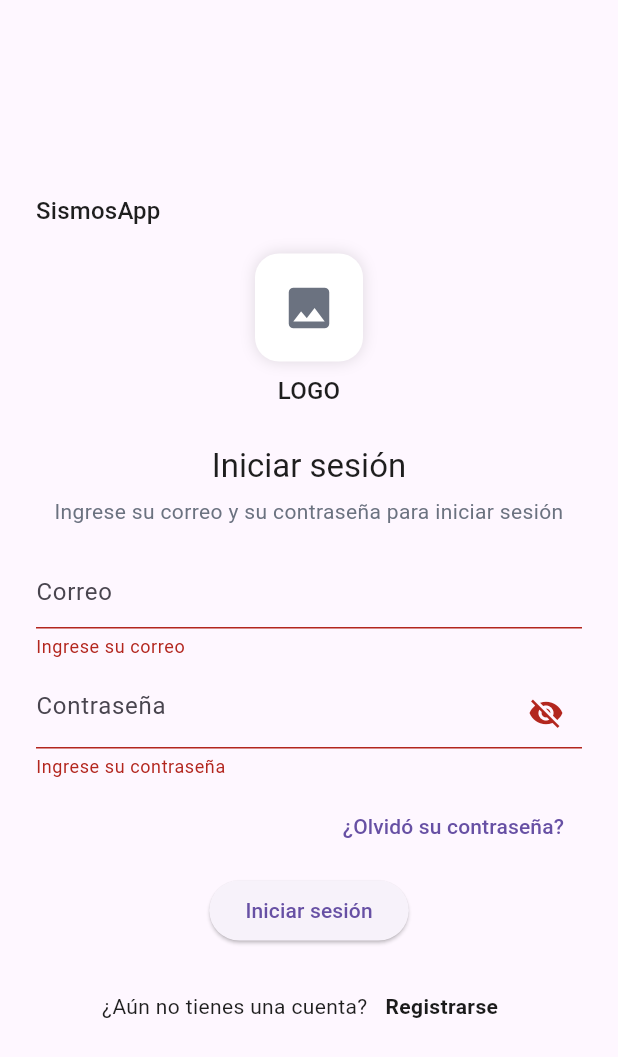
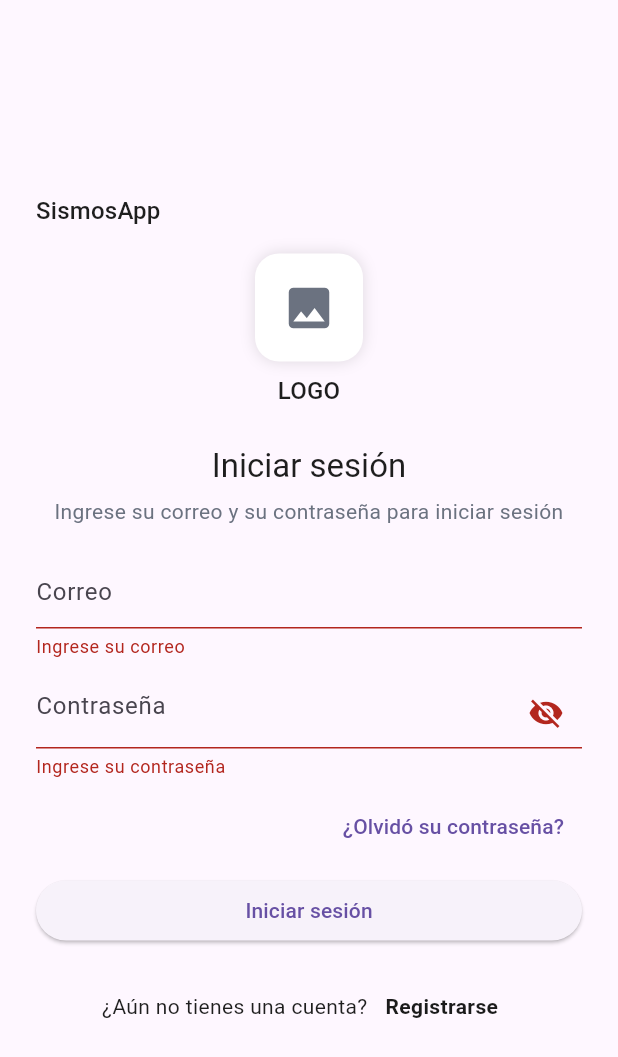
Before and after one commit to DomenicaBriggitte/App_Vulnerabilidad_Sismica, a Flutter app: the screen it shows after launch, after a tap on "Iniciar sesión", on a phone screen of 412 x 824 dp. Shown: the top 1057 px of the screen. Run offline on Flutter 3.47's test engine with Material 3 defaults, Android fonts, the phone set to English and light mode, and no system bars; our stand-ins replace google_fonts, image_picker, intl_phone_field, supabase_flutter; accounts and stored records are empty.

Commit message:
prueba login con el back

```diff
--- a/lib/ui/screens/login_screen.dart
+++ b/lib/ui/screens/login_screen.dart
@@ -1,22 +1,26 @@
+import 'dart:convert';
 import 'package:flutter/material.dart';
+import 'package:http/http.dart' as http;
 import 'package:flutter_application_1/ui/screens/forgot_password_screen.dart';
 import 'package:flutter_application_1/ui/screens/register_screen.dart';
+import 'home_page.dart'; // 👈 tu home_page
 import '../../core/theme/app_colors.dart';
 import '../widgets/app_logo.dart';
 import '../widgets/fields.dart';
-import 'home_page.dart'; // 👈 importa tu home_page
 
 class LoginScreen extends StatefulWidget {
   const LoginScreen({super.key});
+
   @override
   State<LoginScreen> createState() => _LoginScreenState();
 }
 
 class _LoginScreenState extends State<LoginScreen> {
   final _formKey = GlobalKey<FormState>();
-
   final TextEditingController email = TextEditingController();
   final TextEditingController password = TextEditingController();
+
+  bool _loading = false;
 
   @override
   void dispose() {
@@ -25,18 +29,54 @@ class _LoginScreenState extends State<LoginScreen> {
     super.dispose();
   }
 
-  void _submitUIOnly() {
-    if (_formKey.currentState!.validate()) {
-      // Opcional: mostrar SnackBar antes de navegar
-      ScaffoldMessenger.of(context).showSnackBar(
-        const SnackBar(content: Text('Inicio de sesión exitoso.')),
+  Future<void> _loginBackend() async {
+    final String apiUrl =
+        "http://10.0.2.2:3000/auth/login"; // usar 10.0.2.2 en Android Emulator
+    if (!_formKey.currentState!.validate()) return;
+
+    setState(() {
+      _loading = true;
+    });
+
+    try {
+      final response = await http.post(
+        Uri.parse(apiUrl),
+        headers: {"Content-Type": "application/json"},
+        body: jsonEncode({
+          "email": email.text.trim(),
+          "password": password.text.trim(),
+        }),
       );
 
-      // 👇 Redirección a HomePage
-      Navigator.pushReplacement(
-        context,
-        MaterialPageRoute(builder: (context) => const HomePage()),
+      final data = jsonDecode(response.body);
+
+      if (response.statusCode == 200 && data['success'] == true) {
+        final token = data['token'];
+        final userId = data['userId'];
+
+        // Aquí podrías guardar token en local storage si lo necesitas
+        ScaffoldMessenger.of(context).showSnackBar(
+          const SnackBar(content: Text('Inicio de sesión exitoso.')),
+        );
+
+        Navigator.pushReplacement(
+          context,
+          MaterialPageRoute(builder: (context) => const HomePage()),
+        );
+      } else {
+        final message = data['error']?['message'] ?? 'Error desconocido';
+        ScaffoldMessenger.of(
+          context,
+        ).showSnackBar(SnackBar(content: Text('Error: $message')));
+      }
+    } catch (e) {
+      ScaffoldMessenger.of(context).showSnackBar(
+        SnackBar(content: Text('Error al conectar con el servidor: $e')),
       );
+    } finally {
+      setState(() {
+        _loading = false;
+      });
     }
   }
 
@@ -98,7 +138,8 @@ class _LoginScreenState extends State<LoginScreen> {
                               Navigator.push(
                                 context,
                                 MaterialPageRoute(
-                                  builder: (context) => const ForgotPasswordScreen(),
+                                  builder: (context) =>
+                                      const ForgotPasswordScreen(),
                                 ),
                               );
                             },
@@ -106,9 +147,21 @@ class _LoginScreenState extends State<LoginScreen> {
                           ),
                         ),
                         const SizedBox(height: 8),
-                        ElevatedButton(
-                          onPressed: _submitUIOnly,
-                          child: const Text('Iniciar sesión'),
+                        SizedBox(
+                          width: double.infinity,
+                          child: ElevatedButton(
+                            onPressed: _loading ? null : _loginBackend,
+                            child: _loading
+                                ? const SizedBox(
+                                    width: 20,
+                                    height: 20,
+                                    child: CircularProgressIndicator(
+                                      strokeWidth: 2,
+                                      color: Colors.white,
+                                    ),
+                                  )
+                                : const Text('Iniciar sesión'),
+                          ),
                         ),
                         const SizedBox(height: 16),
                         Row(
@@ -125,7 +178,8 @@ class _LoginScreenState extends State<LoginScreen> {
                                 Navigator.push(
                                   context,
                                   MaterialPageRoute(
-                                    builder: (context) => const RegisterScreen(),
+                                    builder: (context) =>
+                                        const RegisterScreen(),
                                   ),
                                 );
                               },
```
